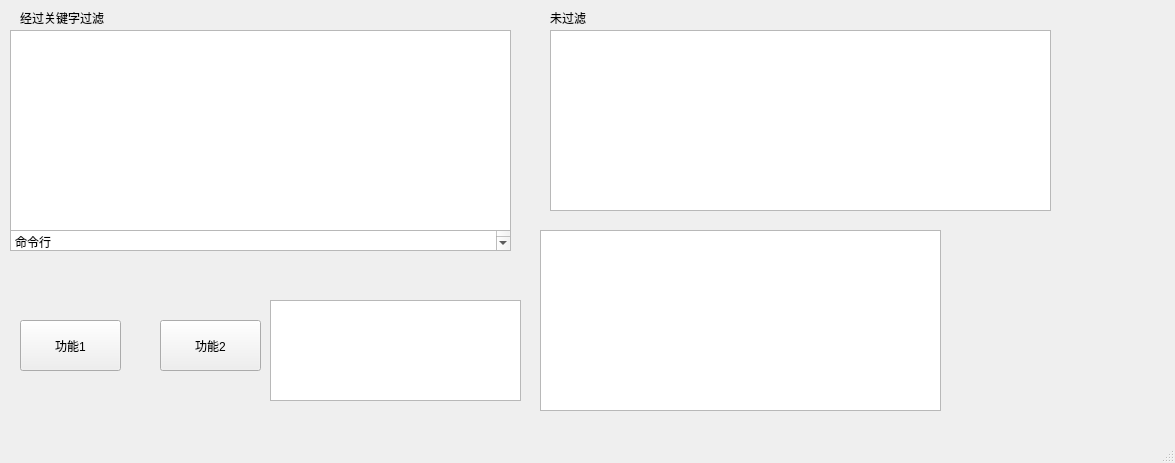
Qt form easyssh/pagecmd.ui (orange2c/easyssh) before a commit.
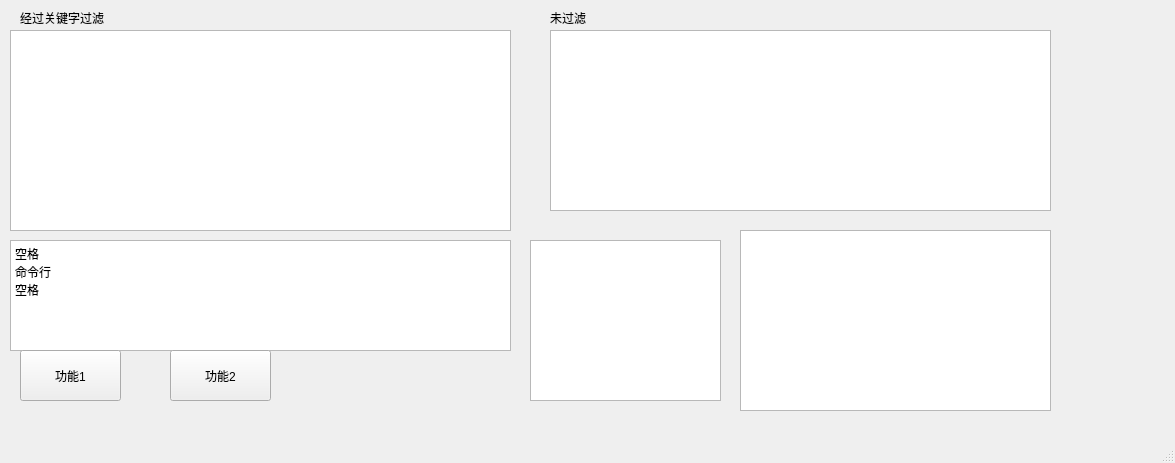
The same form after that commit.

Commit message: 分为两个窗口，在write窗口输入命令，在show窗口显示回复。优化了很多函数

Diff of the .ui file:
```diff
--- a/easyssh/pagecmd.ui
+++ b/easyssh/pagecmd.ui
@@ -31,7 +31,7 @@
     <property name="geometry">
      <rect>
       <x>20</x>
-      <y>320</y>
+      <y>350</y>
       <width>101</width>
       <height>51</height>
      </rect>
@@ -43,8 +43,8 @@
    <widget class="QPushButton" name="Button2">
     <property name="geometry">
      <rect>
-      <x>160</x>
-      <y>320</y>
+      <x>170</x>
+      <y>350</y>
       <width>101</width>
       <height>51</height>
      </rect>
@@ -57,9 +57,9 @@
     <property name="geometry">
      <rect>
       <x>10</x>
-      <y>210</y>
+      <y>240</y>
       <width>501</width>
-      <height>41</height>
+      <height>111</height>
      </rect>
     </property>
     <property name="html">
@@ -75,19 +75,19 @@
    <widget class="QTextEdit" name="log">
     <property name="geometry">
      <rect>
-      <x>270</x>
-      <y>300</y>
-      <width>251</width>
-      <height>101</height>
+      <x>530</x>
+      <y>240</y>
+      <width>191</width>
+      <height>161</height>
      </rect>
     </property>
    </widget>
    <widget class="QTextEdit" name="ascii">
     <property name="geometry">
      <rect>
-      <x>540</x>
+      <x>740</x>
       <y>230</y>
-      <width>401</width>
+      <width>311</width>
       <height>181</height>
      </rect>
     </property>
```
The commit also changes 6 other files.
